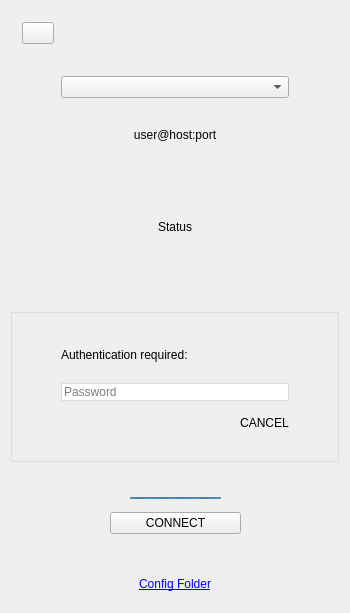
sganis/golddrive, file release/app/app.ui: the form before one commit.
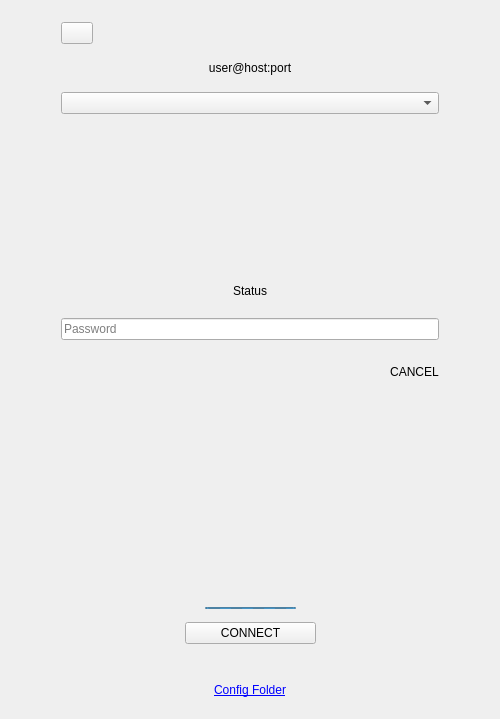
The form after the commit.

What changed in the file:
```diff
--- a/release/app/app.ui
+++ b/release/app/app.ui
@@ -6,8 +6,8 @@
    <rect>
     <x>0</x>
     <y>0</y>
-    <width>350</width>
-    <height>608</height>
+    <width>500</width>
+    <height>719</height>
    </rect>
   </property>
   <property name="minimumSize">
@@ -26,9 +26,12 @@
    <string>MainWindow</string>
   </property>
   <widget class="QWidget" name="centralWidget">
-   <layout class="QVBoxLayout" name="verticalLayout_2">
-    <property name="spacing">
-     <number>10</number>
+   <layout class="QVBoxLayout" name="verticalLayout_4">
+    <property name="leftMargin">
+     <number>50</number>
+    </property>
+    <property name="rightMargin">
+     <number>50</number>
     </property>
     <item>
      <widget class="QWidget" name="widget_6" native="true">
@@ -59,24 +62,6 @@
       </layout>
      </widget>
     </item>
-    <item>
-     <widget class="QWidget" name="widget_3" native="true">
-      <layout class="QHBoxLayout" name="horizontalLayout_2">
-       <property name="leftMargin">
-        <number>50</number>
-       </property>
-       <property name="rightMargin">
-        <number>50</number>
-       </property>
-       <property name="bottomMargin">
-        <number>20</number>
-       </property>
-       <item>
-        <widget class="QComboBox" name="cboParam"/>
-       </item>
-      </layout>
-     </widget>
-    </item>
     <item>
      <widget class="QLabel" name="lblUserHostPort">
       <property name="text">
@@ -88,9 +73,52 @@
      </widget>
     </item>
     <item>
+     <widget class="QWidget" name="widget_3" native="true">
+      <layout class="QHBoxLayout">
+       <item>
+        <widget class="QComboBox" name="cboParam"/>
+       </item>
+      </layout>
+     </widget>
+    </item>
+    <item>
+     <spacer name="verticalSpacer_2">
+      <property name="orientation">
+       <enum>Qt::Vertical</enum>
+      </property>
+      <property name="sizeHint" stdset="0">
+       <size>
+        <width>20</width>
+        <height>40</height>
+       </size>
+      </property>
+     </spacer>
+    </item>
+    <item>
+     <widget class="QWidget" name="widget_7" native="true">
+      <property name="sizePolicy">
+       <sizepolicy hsizetype="Preferred" vsizetype="Fixed">
+        <horstretch>0</horstretch>
+        <verstretch>0</verstretch>
+       </sizepolicy>
+      </property>
+      <property name="minimumSize">
+       <size>
+        <width>0</width>
+        <height>130</height>
+       </size>
+      </property>
+      <layout class="QVBoxLayout" name="verticalLayout_2">
+       <property name="leftMargin">
+        <number>0</number>
+       </property>
+       <property name="rightMargin">
+        <number>0</number>
+       </property>
+       <item>
      <widget class="QLabel" name="lblStatus">
       <property name="sizePolicy">
-       <sizepolicy hsizetype="Preferred" vsizetype="Fixed">
+          <sizepolicy hsizetype="Preferred" vsizetype="Expanding">
         <horstretch>0</horstretch>
         <verstretch>0</verstretch>
        </sizepolicy>
@@ -98,7 +126,7 @@
       <property name="minimumSize">
        <size>
         <width>0</width>
-        <height>150</height>
+           <height>20</height>
        </size>
       </property>
       <property name="maximumSize">
@@ -129,41 +157,22 @@
       <property name="minimumSize">
        <size>
         <width>0</width>
-        <height>150</height>
+           <height>120</height>
        </size>
       </property>
       <property name="maximumSize">
        <size>
         <width>16777215</width>
-        <height>150</height>
+           <height>120</height>
        </size>
       </property>
       <property name="styleSheet">
-       <string notr="true">border:1px solid gainsboro</string>
-      </property>
-      <layout class="QVBoxLayout" name="verticalLayout_3">
+          <string notr="true"/>
+         </property>
+         <layout class="QVBoxLayout" name="_2">
        <property name="spacing">
-        <number>5</number>
-       </property>
-       <property name="leftMargin">
-        <number>50</number>
-       </property>
-       <property name="topMargin">
-        <number>20</number>
-       </property>
-       <property name="rightMargin">
-        <number>50</number>
-       </property>
-       <item>
-        <widget class="QLabel" name="lblPassword">
-         <property name="styleSheet">
-          <string notr="true">border: 0px</string>
-         </property>
-         <property name="text">
-          <string>Authentication required:</string>
-         </property>
-        </widget>
-       </item>
+           <number>0</number>
+          </property>
        <item>
         <widget class="QLineEdit" name="txtPassword">
          <property name="echoMode">
@@ -210,6 +219,9 @@
             <property name="text">
              <string>CANCEL</string>
             </property>
+              </widget>
+             </item>
+            </layout>
            </widget>
           </item>
          </layout>
```
Lines whose indentation alone changed are shown as unchanged.
